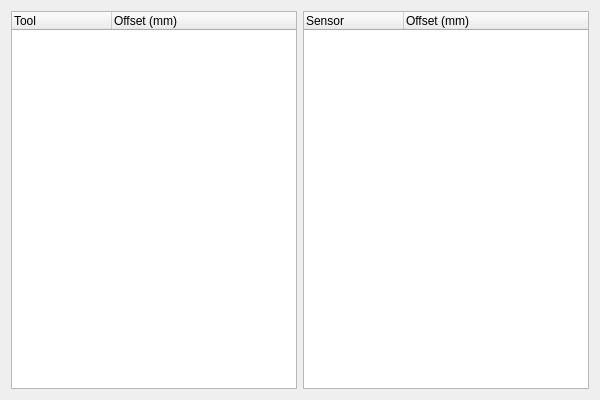
vanish194/V4DataBaseEditor, file editor_windows/toolsensorrelationeditor.ui: the form before one commit.
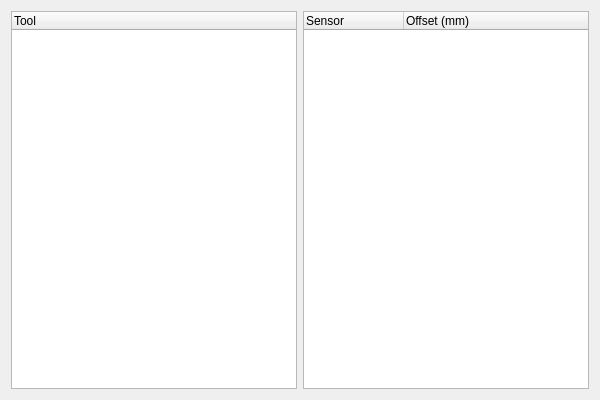
The form after the commit.

Patch:
```diff
--- a/editor_windows/toolsensorrelationeditor.ui
+++ b/editor_windows/toolsensorrelationeditor.ui
@@ -27,11 +27,6 @@
        <string>Tool</string>
       </property>
      </column>
-     <column>
-      <property name="text">
-       <string>Offset (mm)</string>
-      </property>
-     </column>
     </widget>
    </item>
    <item>
```
Left out of the diff: 4 changed lines with no effect on the pictures.
